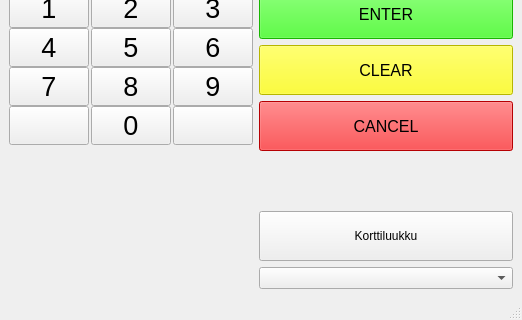
JohWid1/BankSimulRyhmatyo, file bank-automat/mainwindow.ui: the form before one commit; both pictures show x 0 to 522 and y 226 to 546 of the 522 by 546 pixel window.
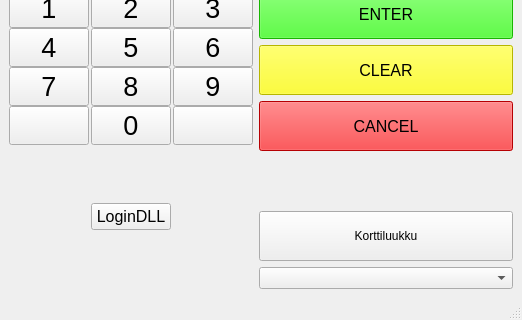
The form after the commit.

```diff
--- a/bank-automat/mainwindow.ui
+++ b/bank-automat/mainwindow.ui
@@ -290,6 +290,18 @@
           </property>
          </spacer>
         </item>
+        <item row="6" column="1">
+         <widget class="QPushButton" name="loginDll">
+          <property name="font">
+           <font>
+            <pointsize>12</pointsize>
+           </font>
+          </property>
+          <property name="text">
+           <string>LoginDLL</string>
+          </property>
+         </widget>
+        </item>
        </layout>
       </item>
       <item row="0" column="0" colspan="3">
```
